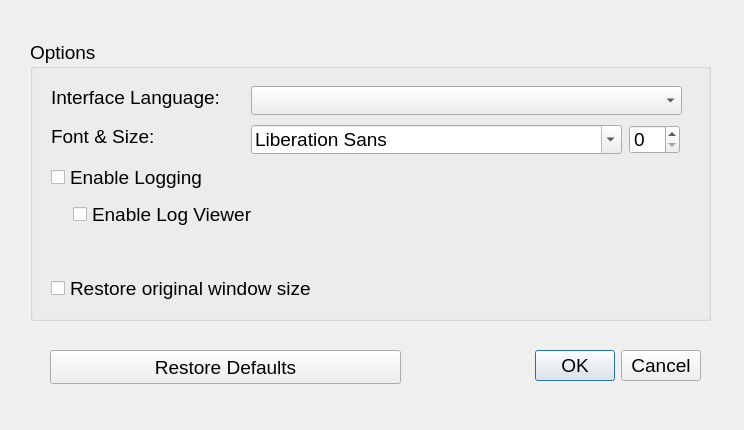
First picture: the form in MKVBatchMultiplex/ui/PreferencesDialog.ui, repository akai10tsuki/mkvbatchmultiplex, before the edit.
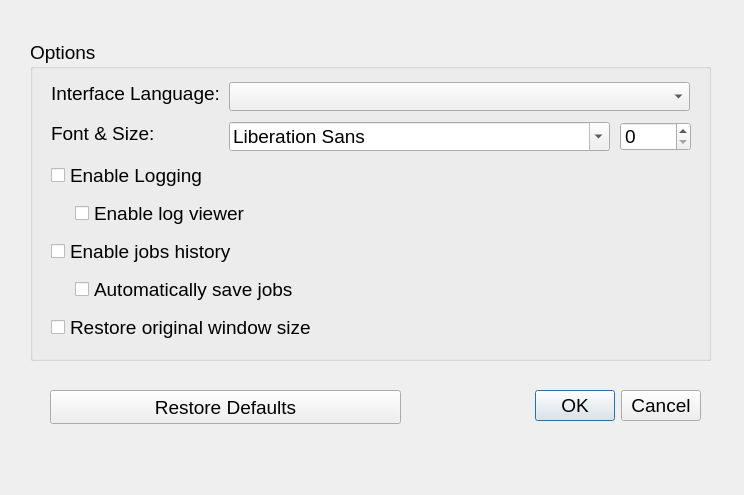
Second picture: the form after the edit.

Commit message: chg: restore jobs history

The edit to the form file:
```diff
--- a/MKVBatchMultiplex/ui/PreferencesDialog.ui
+++ b/MKVBatchMultiplex/ui/PreferencesDialog.ui
@@ -7,7 +7,7 @@
     <x>0</x>
     <y>0</y>
     <width>744</width>
-    <height>430</height>
+    <height>495</height>
    </rect>
   </property>
   <property name="font">
@@ -25,7 +25,7 @@
    <property name="geometry">
     <rect>
      <x>460</x>
-     <y>350</y>
+     <y>390</y>
      <width>241</width>
      <height>32</height>
     </rect>
@@ -43,7 +43,7 @@
      <x>30</x>
      <y>40</y>
      <width>681</width>
-     <height>281</height>
+     <height>321</height>
     </rect>
    </property>
    <property name="title">
@@ -53,7 +53,7 @@
     <property name="geometry">
      <rect>
       <x>21</x>
-      <y>46</y>
+      <y>42</y>
       <width>172</width>
       <height>23</height>
      </rect>
@@ -65,9 +65,9 @@
    <widget class="QFontComboBox" name="fcmbBoxFontFamily">
     <property name="geometry">
      <rect>
-      <x>221</x>
-      <y>85</y>
-      <width>371</width>
+      <x>199</x>
+      <y>82</y>
+      <width>381</width>
       <height>29</height>
      </rect>
     </property>
@@ -76,8 +76,8 @@
     <property name="geometry">
      <rect>
       <x>21</x>
-      <y>235</y>
-      <width>631</width>
+      <y>274</y>
+      <width>641</width>
       <height>27</height>
      </rect>
     </property>
@@ -102,8 +102,8 @@
     <property name="geometry">
      <rect>
       <x>21</x>
-      <y>124</y>
-      <width>631</width>
+      <y>122</y>
+      <width>641</width>
       <height>27</height>
      </rect>
     </property>
@@ -115,8 +115,8 @@
     <property name="geometry">
      <rect>
       <x>21</x>
-      <y>85</y>
-      <width>171</width>
+      <y>82</y>
+      <width>102</width>
       <height>23</height>
      </rect>
     </property>
@@ -124,11 +124,24 @@
      <string>Font &amp; Size:</string>
     </property>
    </widget>
+   <widget class="QCheckBox" name="chkBoxEnableJobHistory">
+    <property name="geometry">
+     <rect>
+      <x>21</x>
+      <y>198</y>
+      <width>641</width>
+      <height>27</height>
+     </rect>
+    </property>
+    <property name="text">
+     <string>Enable jobs history</string>
+    </property>
+   </widget>
    <widget class="QCheckBox" name="chkBoxEnableLogViewer">
     <property name="geometry">
      <rect>
-      <x>43</x>
-      <y>161</y>
+      <x>45</x>
+      <y>160</y>
       <width>611</width>
       <height>27</height>
      </rect>
@@ -140,15 +153,15 @@
      </size>
     </property>
     <property name="text">
-     <string>Enable Log Viewer</string>
+     <string>Enable log viewer</string>
     </property>
    </widget>
    <widget class="QComboBox" name="cmbBoxInterfaceLanguage">
     <property name="geometry">
      <rect>
-      <x>221</x>
-      <y>46</y>
-      <width>431</width>
+      <x>199</x>
+      <y>42</y>
+      <width>461</width>
       <height>29</height>
      </rect>
     </property>
@@ -156,19 +169,38 @@
    <widget class="QSpinBox" name="spinBoxFontSize">
     <property name="geometry">
      <rect>
-      <x>599</x>
-      <y>85</y>
-      <width>51</width>
+      <x>590</x>
+      <y>82</y>
+      <width>71</width>
       <height>29</height>
      </rect>
     </property>
    </widget>
+   <widget class="QCheckBox" name="chkBoxAutoSaveJobHistory">
+    <property name="geometry">
+     <rect>
+      <x>45</x>
+      <y>236</y>
+      <width>611</width>
+      <height>27</height>
+     </rect>
+    </property>
+    <property name="baseSize">
+     <size>
+      <width>0</width>
+      <height>0</height>
+     </size>
+    </property>
+    <property name="text">
+     <string>Automatically save jobs</string>
+    </property>
+   </widget>
   </widget>
   <widget class="QPushButton" name="btnRestoreDefaults">
    <property name="geometry">
     <rect>
      <x>50</x>
-     <y>350</y>
+     <y>390</y>
      <width>351</width>
      <height>34</height>
     </rect>
```
The commit also changes 4 other files.
